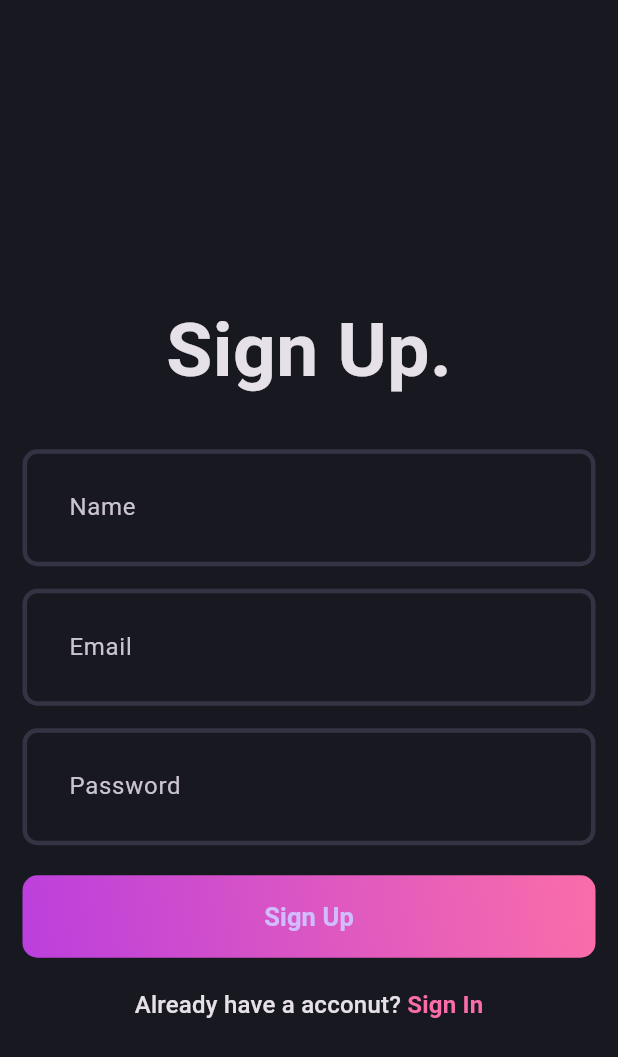
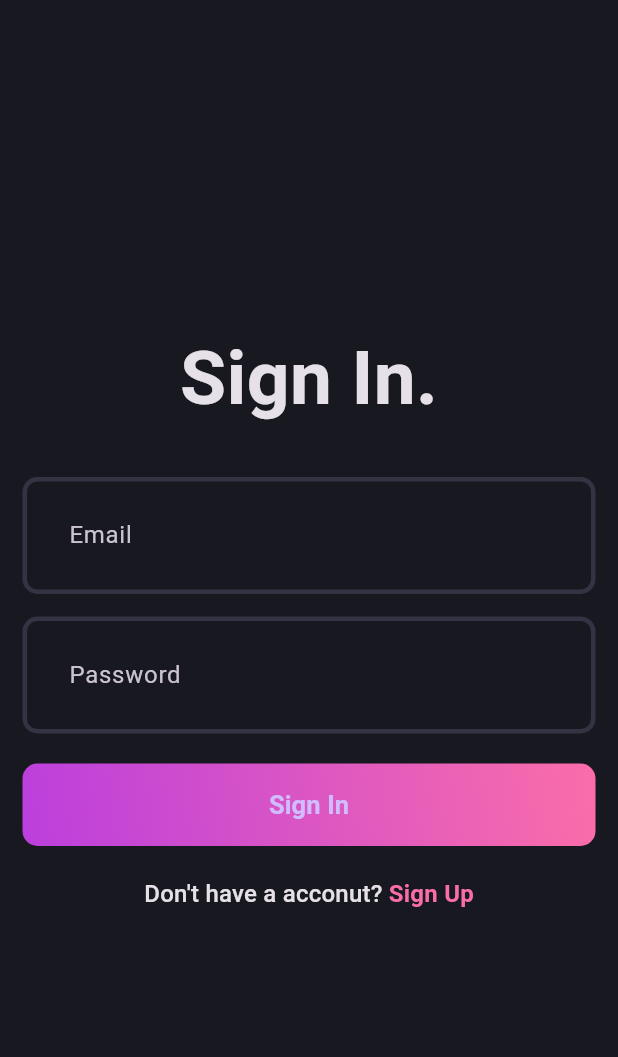
Before and after one commit to renatorv/blog_app, a Flutter app: the screen it shows after launch, on a phone screen of 412 x 824 dp. Shown: the top 1057 px of the screen. Run offline on Flutter 3.47's test engine with Material 3 defaults, Android fonts, the phone set to English and light mode, and no system bars; our stand-ins replace flutter_bloc, fpdart, supabase_flutter; accounts and stored records are empty.

Commit message:
2h e 8m e 51s

```diff
--- a/lib/features/auth/presentation/pages/signup_page.dart
+++ b/lib/features/auth/presentation/pages/signup_page.dart
@@ -1,8 +1,6 @@
 import 'package:blog_app/features/auth/presentation/bloc/auth_bloc.dart';
 import 'package:blog_app/features/auth/presentation/pages/login_page.dart';
-import 'package:flutter/cupertino.dart';
 import 'package:flutter/material.dart';
-import 'package:flutter/widgets.dart';
 import 'package:flutter_bloc/flutter_bloc.dart';
 
 import '../../../../core/theme/app_palete.dart';
@@ -39,6 +37,7 @@ class _SignupPageState extends State<SignupPage> {
         padding: const EdgeInsets.all(15),
         child: Form(
           key: formKey,
+          child: SingleChildScrollView(
             child: Column(
               mainAxisAlignment: MainAxisAlignment.center,
               children: [
@@ -102,6 +101,7 @@ class _SignupPageState extends State<SignupPage> {
             ),
           ),
         ),
+      ),
     );
   }
 }
--- a/lib/main.dart
+++ b/lib/main.dart
@@ -4,6 +4,7 @@ import 'package:blog_app/features/auth/data/datasources/auth_remote_data_source.
 import 'package:blog_app/features/auth/data/repositories/auth_repository_impl.dart';
 import 'package:blog_app/features/auth/domain/usecases/user_sign_up.dart';
 import 'package:blog_app/features/auth/presentation/bloc/auth_bloc.dart';
+import 'package:blog_app/features/auth/presentation/pages/login_page.dart';
 import 'package:blog_app/features/auth/presentation/pages/signup_page.dart';
 import 'package:flutter/material.dart';
 import 'package:flutter_bloc/flutter_bloc.dart';
@@ -44,7 +45,8 @@ class MyApp extends StatelessWidget {
       title: 'Blog App',
       debugShowCheckedModeBanner: false,
       theme: AppTheme.darkThemeMode,
-      home: const SignupPage(),
+      // home: const SignupPage(),
+      home: const LoginPage(),
     );
   }
 }
```
Also changed, not shown: 1 other file. Lines whose indentation alone changed are shown as unchanged.
